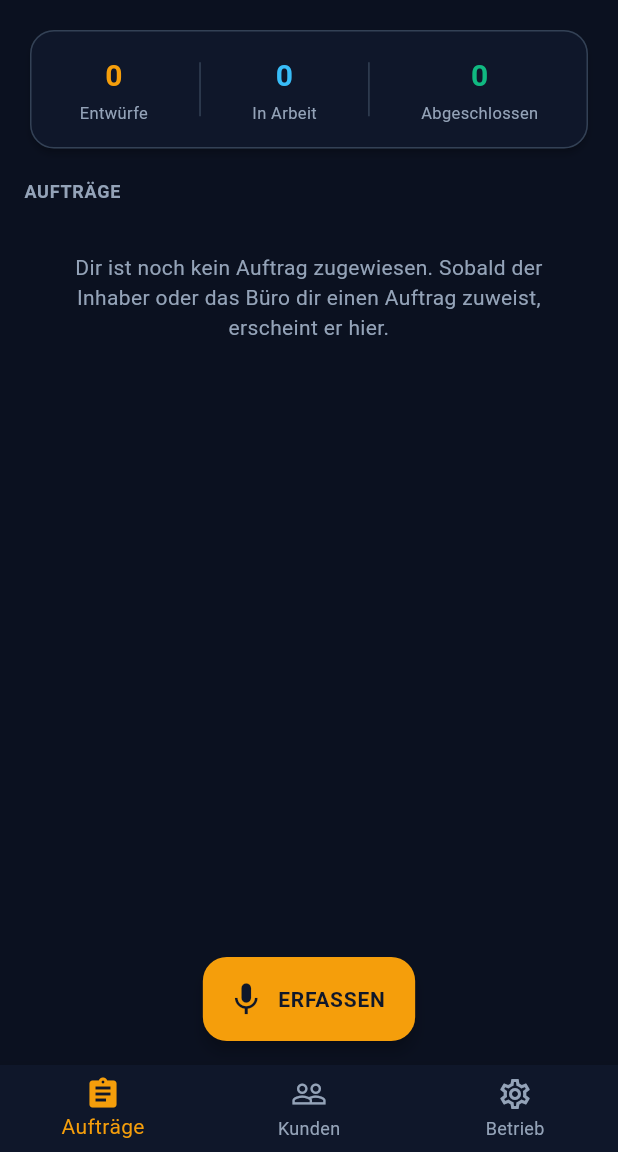
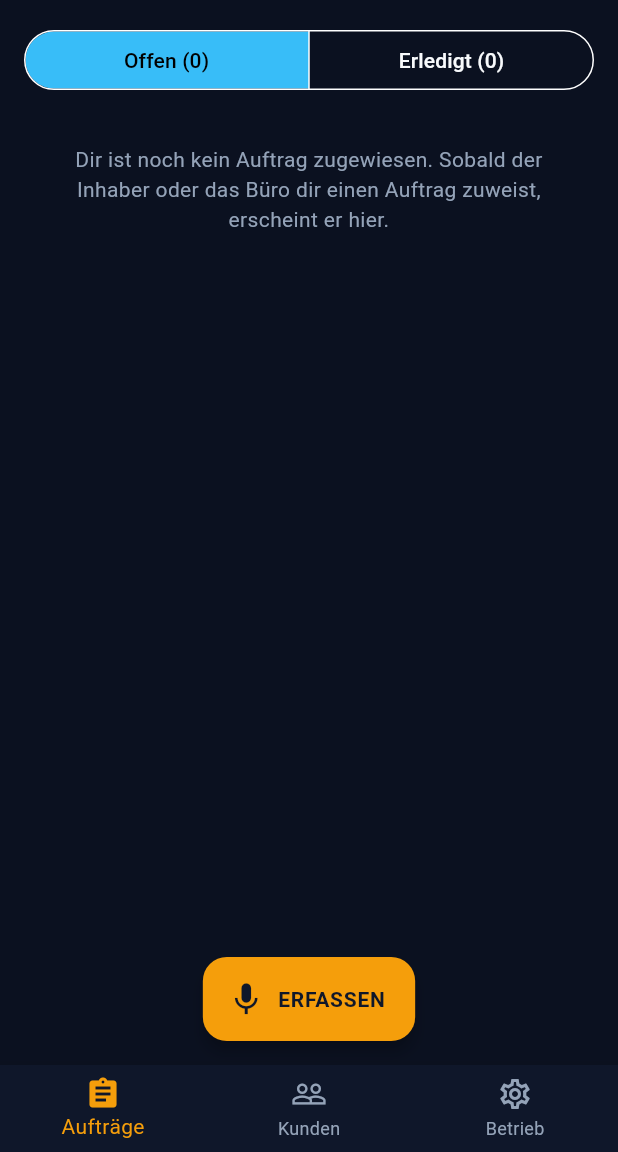
Before and after one commit to Rb3111-ship/Zunft, a Flutter app: the ZunftAppShell screen opened directly, on a phone screen of 412 x 824 dp, the part 84-1236 px from its top. Run offline on Flutter 3.47's test engine with Material 3 defaults, Android fonts, the phone set to English and light mode, and no system bars; our stand-ins replace audioplayers, connectivity_plus, drift, drift_flutter, file_picker, flutter_riverpod and 6 more; missing offline and left inert: google_mlkit_document_scanner, mobile_scanner, record; accounts and stored records are empty; generated files the repository leaves out were written again.

Commit message:
Jobs page: Offen / Erledigt tabs instead of the counter bar
Co-Authored-By: Claude Sonnet 5.5 <noreply@anthropic.com>

```diff
--- a/zunft_app/lib/features/jobs/presentation/jobs_tab.dart
+++ b/zunft_app/lib/features/jobs/presentation/jobs_tab.dart
@@ -22,10 +22,20 @@ Color jobStatusColor(String status) => switch (status) {
       _ => AppTheme.textSecondary,
     };
 
-class JobsTab extends ConsumerWidget {
+/// Which jobs the list shows: the ones still to be worked on, or the finished ones.
+enum _JobFilter { open, done }
+
+class JobsTab extends ConsumerStatefulWidget {
   const JobsTab({super.key});
 
-  void _open(BuildContext context, [Job? job]) {
+  @override
+  ConsumerState<JobsTab> createState() => _JobsTabState();
+}
+
+class _JobsTabState extends ConsumerState<JobsTab> {
+  _JobFilter _filter = _JobFilter.open;
+
+  void _open([Job? job]) {
     Navigator.push(
       context,
       MaterialPageRoute(builder: (_) => job == null ? const JobEditScreen() : JobDetailScreen(jobId: job.id)),
@@ -33,7 +43,7 @@ class JobsTab extends ConsumerWidget {
   }
 
   @override
-  Widget build(BuildContext context, WidgetRef ref) {
+  Widget build(BuildContext context) {
     final jobs = ref.watch(jobsProvider);
     final customers = ref.watch(customersProvider).valueOrNull ?? const <Customer>[];
     final byId = {for (final c in customers) c.id: c};
@@ -49,59 +59,70 @@ class JobsTab extends ConsumerWidget {
               child: const Text('Aufträge konnten nicht geladen werden. Erneut versuchen')),
         ),
         data: (all) {
-        int count(String s) => all.where((j) => j.status == s).length;
+          final openJobs = all.where((j) => !JobStatus.isClosed(j.status)).toList()
+            // Work in progress first, then the ones not started yet.
+            ..sort((a, b) =>
+                (a.status == JobStatus.inProgress ? 0 : 1).compareTo(b.status == JobStatus.inProgress ? 0 : 1));
+          final doneJobs = all.where((j) => JobStatus.isClosed(j.status)).toList()
+            // Finished but not billed yet comes first: that is the money still to collect.
+            ..sort((a, b) =>
+                (a.status == JobStatus.completed ? 0 : 1).compareTo(b.status == JobStatus.completed ? 0 : 1));
+          final shown = _filter == _JobFilter.open ? openJobs : doneJobs;
+
           return ListView(
             physics: const AlwaysScrollableScrollPhysics(),
             padding: const EdgeInsets.fromLTRB(16, 16, 16, 100),
             children: [
               const CapturesSection(),
-            Card(
-              color: AppTheme.primaryDark,
-              child: Padding(
-                padding: const EdgeInsets.all(16),
-                child: Row(
-                  mainAxisAlignment: MainAxisAlignment.spaceAround,
-                  children: [
-                    _metric('Entwürfe', count(JobStatus.draft), AppTheme.accentAmber),
-                    Container(height: 36, width: 1, color: AppTheme.dividerColor),
-                    _metric('In Arbeit', count(JobStatus.inProgress), AppTheme.accentBlue),
-                    Container(height: 36, width: 1, color: AppTheme.dividerColor),
-                    _metric('Abgeschlossen', count(JobStatus.completed), AppTheme.accentGreen),
+              SegmentedButton<_JobFilter>(
+                showSelectedIcon: false,
+                segments: [
+                  ButtonSegment(value: _JobFilter.open, label: Text('Offen (${openJobs.length})')),
+                  ButtonSegment(value: _JobFilter.done, label: Text('Erledigt (${doneJobs.length})')),
                 ],
-                ),
-              ),
-            ),
-            const SizedBox(height: 16),
-            Row(
-              children: [
-                const Expanded(
-                  child: Text(
-                    'AUFTRÄGE',
-                    style: TextStyle(
-                        fontSize: 12, fontWeight: FontWeight.bold, color: AppTheme.textSecondary, letterSpacing: 0.5),
-                  ),
+                selected: {_filter},
+                onSelectionChanged: (s) => setState(() => _filter = s.first),
               ),
               if (canCreate)
-                  TextButton.icon(
-                    onPressed: () => _open(context),
+                Align(
+                  alignment: Alignment.centerRight,
+                  child: TextButton.icon(
+                    onPressed: _open,
                     icon: const Icon(Icons.add, size: 18),
                     label: const Text('Neuer Auftrag'),
                   ),
-              ],
                 ),
-            if (all.isEmpty)
+              if (shown.isEmpty)
                 Padding(
                   padding: const EdgeInsets.all(32),
                   child: Text(
-                  canCreate
-                      ? 'Noch keine Aufträge. Lege mit „Neuer Auftrag“ den ersten an, dann kannst du ihm Sprachnotizen hinzufügen.'
-                      : 'Dir ist noch kein Auftrag zugewiesen. Sobald der Inhaber oder das Büro dir einen Auftrag zuweist, erscheint er hier.',
+                    _emptyText(all.isEmpty, canCreate),
                     textAlign: TextAlign.center,
                     style: TextStyle(color: AppTheme.textSecondary),
                   ),
                 ),
-            for (final j in all)
-              Card(
+              for (final j in shown) _jobCard(j, byId),
+            ],
+          );
+        },
+      ),
+    );
+  }
+
+  String _emptyText(bool noJobsAtAll, bool canCreate) {
+    if (noJobsAtAll) {
+      return canCreate
+          ? 'Noch keine Aufträge. Lege mit „Neuer Auftrag“ den ersten an, dann kannst du ihm Sprachnotizen hinzufügen.'
+          : 'Dir ist noch kein Auftrag zugewiesen. Sobald der Inhaber oder das Büro dir einen Auftrag zuweist, erscheint er hier.';
+    }
+    return _filter == _JobFilter.open
+        ? 'Alles erledigt: Es gibt keine offenen Aufträge.'
+        : 'Noch keine erledigten Aufträge. Abgeschlossene und abgerechnete Aufträge erscheinen hier.';
+  }
+
+  Widget _jobCard(Job j, Map<String, Customer> byId) {
+    final customer = byId[j.customerId];
+    return Card(
       margin: const EdgeInsets.only(bottom: 10),
       child: ListTile(
         contentPadding: const EdgeInsets.symmetric(horizontal: 16, vertical: 8),
@@ -111,7 +132,7 @@ class JobsTab extends ConsumerWidget {
           children: [
             const SizedBox(height: 4),
             Text(
-                        byId[j.customerId] == null ? 'Kein Kunde zugeordnet' : customerDisplayName(byId[j.customerId]!),
+              customer == null ? 'Kein Kunde zugeordnet' : customerDisplayName(customer),
               style: const TextStyle(fontSize: 13, color: AppTheme.textSecondary),
             ),
             const SizedBox(height: 6),
@@ -129,22 +150,8 @@ class JobsTab extends ConsumerWidget {
           ],
         ),
         trailing: const Icon(Icons.arrow_forward_ios, size: 14, color: AppTheme.textSecondary),
-                  onTap: () => _open(context, j),
+        onTap: () => _open(j),
       ),
-              ),
-          ],
-        );
-      },
-    ));
-  }
-
-  Widget _metric(String label, int value, Color color) {
-    return Column(
-      children: [
-        Text('$value', style: TextStyle(fontSize: 20, fontWeight: FontWeight.bold, color: color)),
-        const SizedBox(height: 2),
-        Text(label, style: const TextStyle(fontSize: 11, color: AppTheme.textSecondary)),
-      ],
     );
   }
 }
```
Also changed, not shown: 4 other files. Lines whose indentation alone changed are shown as unchanged.
